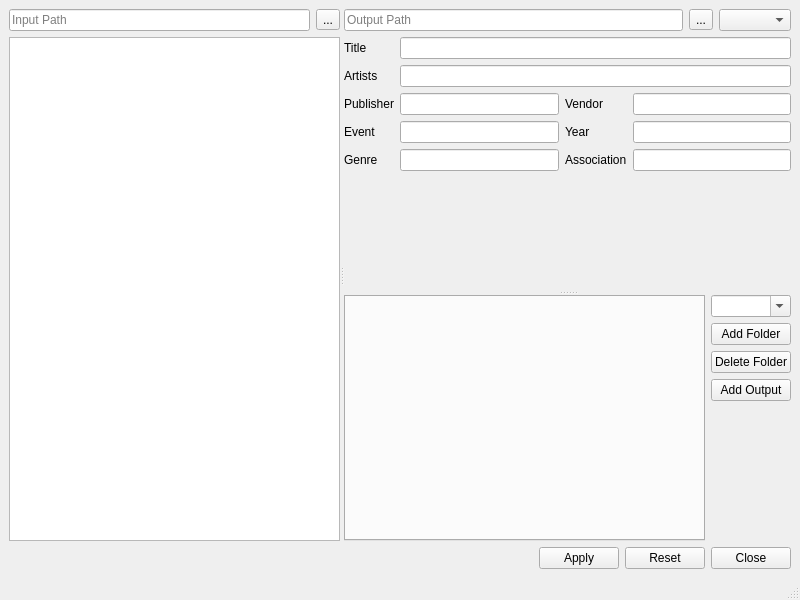
Above: fluss/apps/organizer/main.ui from cmpute/Fluss before the change. Below: the same form after it.
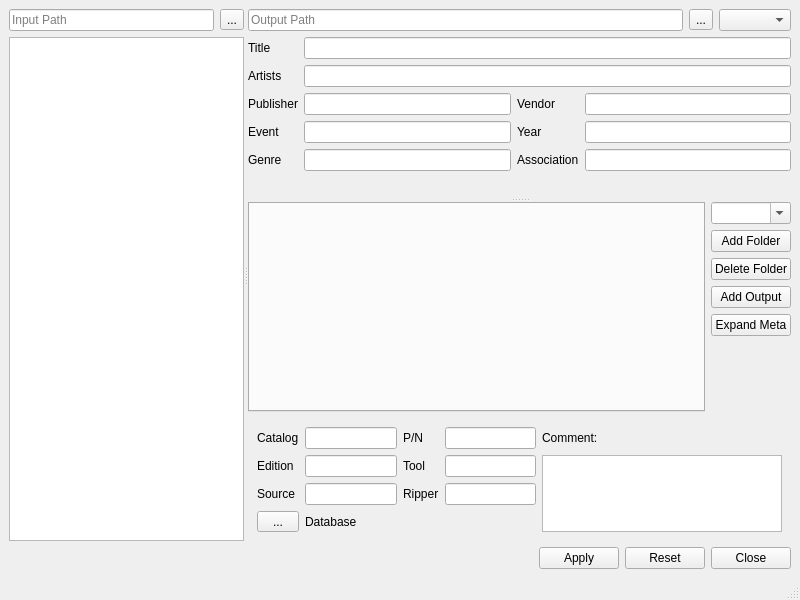
That is the form after the change. Custom widgets are drawn as their Qt base class.

The edit to the form file:
```diff
--- a/fluss/apps/organizer/main.ui
+++ b/fluss/apps/organizer/main.ui
@@ -68,6 +68,9 @@
        <property name="orientation">
         <enum>Qt::Vertical</enum>
        </property>
+       <property name="handleWidth">
+        <number>5</number>
+       </property>
        <widget class="QWidget" name="verticalLayoutWidget_3">
         <layout class="QVBoxLayout" name="panel_output" stretch="0,0,1">
          <item>
@@ -190,8 +193,10 @@
          </item>
         </layout>
        </widget>
-       <widget class="QWidget" name="horizontalLayoutWidget">
-        <layout class="QHBoxLayout" name="panel_folders" stretch="0,0">
+       <widget class="QWidget" name="verticalLayoutWidget_4">
+        <layout class="QVBoxLayout" name="panel_discs" stretch="1,0">
+         <item>
+          <layout class="QHBoxLayout" name="panel_folders" stretch="1,0">
          <item>
           <widget class="QTabWidget" name="tab_folders">
            <property name="toolTip">
@@ -232,6 +237,13 @@
              </property>
             </widget>
            </item>
+             <item>
+              <widget class="QPushButton" name="btn_expand_meta">
+               <property name="text">
+                <string>Expand Meta</string>
+               </property>
+              </widget>
+             </item>
            <item>
             <spacer name="verticalSpacer_2">
              <property name="orientation">
@@ -246,6 +258,110 @@
             </spacer>
            </item>
           </layout>
+           </item>
+          </layout>
+         </item>
+         <item>
+          <widget class="QWidget" name="panel_folder_meta" native="true">
+           <layout class="QGridLayout" name="gridLayout_1">
+            <item row="0" column="3">
+             <widget class="QLineEdit" name="txt_partnumber"/>
+            </item>
+            <item row="2" column="1">
+             <widget class="QLineEdit" name="txt_source"/>
+            </item>
+            <item row="1" column="2">
+             <widget class="QLabel" name="label_11">
+              <property name="text">
+               <string>Tool</string>
+              </property>
+             </widget>
+            </item>
+            <item row="2" column="2">
+             <widget class="QLabel" name="label_14">
+              <property name="text">
+               <string>Ripper</string>
+              </property>
+             </widget>
+            </item>
+            <item row="1" column="0">
+             <widget class="QLabel" name="label_9">
+              <property name="text">
+               <string>Edition</string>
+              </property>
+             </widget>
+            </item>
+            <item row="1" column="3">
+             <widget class="QLineEdit" name="txt_tool"/>
+            </item>
+            <item row="1" column="1">
+             <widget class="QLineEdit" name="txt_edition"/>
+            </item>
+            <item row="3" column="1" colspan="3">
+             <widget class="QLabel" name="label_db">
+              <property name="text">
+               <string>Database</string>
+              </property>
+             </widget>
+            </item>
+            <item row="3" column="0">
+             <widget class="QToolButton" name="tbtn_expand_db">
+              <property name="sizePolicy">
+               <sizepolicy hsizetype="Preferred" vsizetype="Fixed">
+                <horstretch>0</horstretch>
+                <verstretch>0</verstretch>
+               </sizepolicy>
+              </property>
+              <property name="layoutDirection">
+               <enum>Qt::LeftToRight</enum>
+              </property>
+              <property name="text">
+               <string>...</string>
+              </property>
+             </widget>
+            </item>
+            <item row="0" column="2">
+             <widget class="QLabel" name="label_10">
+              <property name="toolTip">
+               <string>Part Number</string>
+              </property>
+              <property name="text">
+               <string>P/N</string>
+              </property>
+             </widget>
+            </item>
+            <item row="2" column="3">
+             <widget class="QLineEdit" name="txt_ripper"/>
+            </item>
+            <item row="2" column="0">
+             <widget class="QLabel" name="label_13">
+              <property name="text">
+               <string>Source</string>
+              </property>
+             </widget>
+            </item>
+            <item row="0" column="1">
+             <widget class="QLineEdit" name="txt_catalog"/>
+            </item>
+            <item row="0" column="0">
+             <widget class="QLabel" name="label_12">
+              <property name="text">
+               <string>Catalog</string>
+              </property>
+             </widget>
+            </item>
+            <item row="1" column="4" rowspan="3">
+             <widget class="QPlainTextEdit" name="txt_comment"/>
+            </item>
+            <item row="0" column="4">
+             <widget class="QLabel" name="label_16">
+              <property name="text">
+               <string>Comment:</string>
+              </property>
+             </widget>
+            </item>
+           </layout>
+          </widget>
          </item>
         </layout>
        </widget>
```
Left out of the diff: 4 changed lines with no effect on the pictures. Lines whose indentation alone changed are shown as unchanged.
